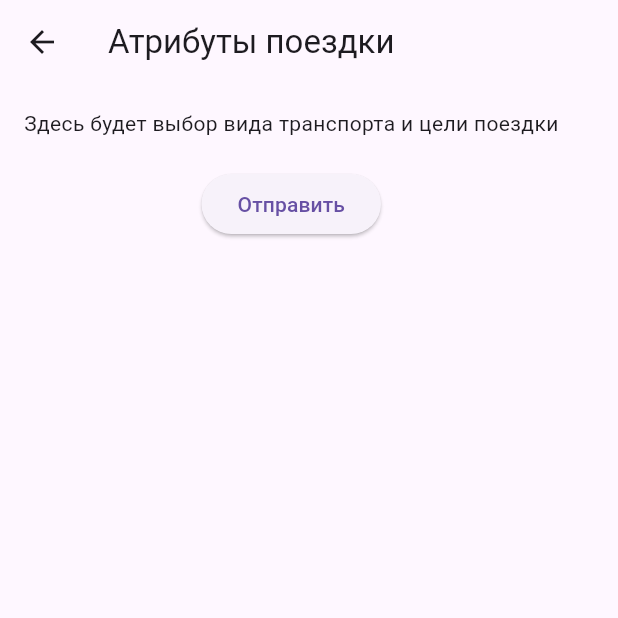
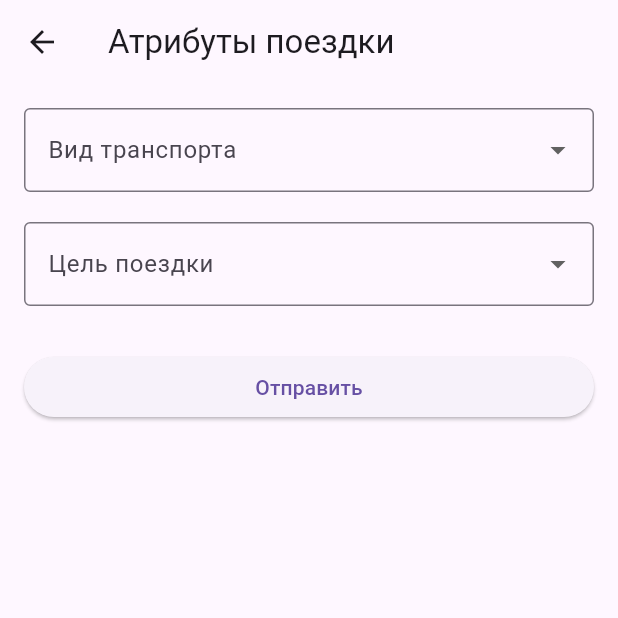
Before and after one commit to JasonParzival/geo_tracker, a Flutter app: the AttributesScreen screen opened directly, on a phone screen of 412 x 824 dp, the top half of it. Run offline on Flutter 3.47's test engine with Material 3 defaults, Android fonts, the phone set to English and light mode, and no system bars; our stand-ins replace hive_flutter; accounts and stored records are empty.

Commit message:
Доделал окно атрибутов

```diff
--- a/lib/attributes_screen.dart
+++ b/lib/attributes_screen.dart
@@ -1,7 +1,44 @@
 import 'package:flutter/material.dart';
 
-class AttributesScreen extends StatelessWidget {
+class AttributesScreen extends StatefulWidget {
   const AttributesScreen({super.key});
+
+  @override
+  State<AttributesScreen> createState() => _AttributesScreenState();
+}
+
+class _AttributesScreenState extends State<AttributesScreen> {
+  String? _selectedTransport;
+  String? _selectedPurpose;
+  String? _errorMessage;
+
+  final List<String> _transportTypes = [
+    'Легковой автомобиль',
+    'Общественный транспорт',
+    'Пешком',
+    'Велосипед',
+    'Самокат'
+  ];
+
+  final List<String> _tripPurposes = [
+    'Работа',
+    'Учёба',
+    'Личные дела',
+    'Досуг'
+  ];
+
+  void _submit() {
+    if (_selectedTransport == null || _selectedPurpose == null) {
+      setState(() {
+        _errorMessage = 'Необходимо заполнить все поля';
+      });
+      return;
+    }
+
+    // Здесь будет логика отправки данных
+    print('Отправка: $_selectedTransport, $_selectedPurpose');
+    Navigator.pop(context);
+  }
 
   @override
   Widget build(BuildContext context) {
@@ -13,13 +50,60 @@ class AttributesScreen extends StatelessWidget {
         padding: const EdgeInsets.all(16.0),
         child: Column(
           children: [
-            const Text('Здесь будет выбор вида транспорта и цели поездки'),
+            DropdownButtonFormField<String>(
+              value: _selectedTransport,
+              items: _transportTypes.map((type) {
+                return DropdownMenuItem(
+                  value: type,
+                  child: Text(type),
+                );
+              }).toList(),
+              onChanged: (value) {
+                setState(() {
+                  _selectedTransport = value;
+                  _errorMessage = null;
+                });
+              },
+              decoration: const InputDecoration(
+                labelText: 'Вид транспорта',
+                border: OutlineInputBorder(),
+              ),
+            ),
             const SizedBox(height: 20),
-            ElevatedButton(
-              onPressed: () {
-                Navigator.pop(context);
+            DropdownButtonFormField<String>(
+              value: _selectedPurpose,
+              items: _tripPurposes.map((purpose) {
+                return DropdownMenuItem(
+                  value: purpose,
+                  child: Text(purpose),
+                );
+              }).toList(),
+              onChanged: (value) {
+                setState(() {
+                  _selectedPurpose = value;
+                  _errorMessage = null;
+                });
               },
-              child: const Text('Отправить'),
+              decoration: const InputDecoration(
+                labelText: 'Цель поездки',
+                border: OutlineInputBorder(),
+              ),
+            ),
+            if (_errorMessage != null)
+              Padding(
+                padding: const EdgeInsets.all(8.0),
+                child: Text(
+                  _errorMessage!,
+                  style: const TextStyle(color: Colors.red),
+                ),
+              ),
+            const SizedBox(height: 30),
+            SizedBox(
+              width: double.infinity,
+              child: ElevatedButton(
+                onPressed: _submit,
+                child: const Text('Отправить'),
+              ),
             ),
           ],
         ),
```
